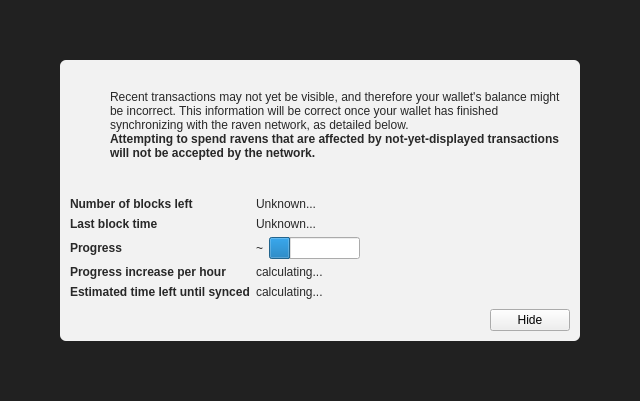
The window that src/qt/forms/modaloverlay.ui (BartManX/mynta-core) describes before a commit, drawn with Qt 5.
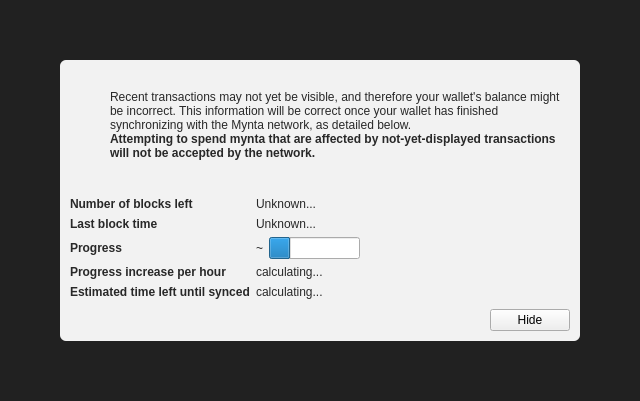
The same window after the commit. Icons and pictures are not drawn. Custom widgets are drawn as their Qt base class.

Commit message: Complete QT Wallet rebranding from Ravencoin to Myntacoin

```diff
--- a/src/qt/forms/modaloverlay.ui
+++ b/src/qt/forms/modaloverlay.ui
@@ -130,7 +130,7 @@
              <item>
               <widget class="QLabel" name="infoText">
                <property name="text">
-                <string>Recent transactions may not yet be visible, and therefore your wallet's balance might be incorrect. This information will be correct once your wallet has finished synchronizing with the raven network, as detailed below.</string>
+                <string>Recent transactions may not yet be visible, and therefore your wallet's balance might be incorrect. This information will be correct once your wallet has finished synchronizing with the Mynta network, as detailed below.</string>
                </property>
                <property name="textFormat">
                 <enum>Qt::RichText</enum>
@@ -149,7 +149,7 @@
                 </font>
                </property>
                <property name="text">
-                <string>Attempting to spend ravens that are affected by not-yet-displayed transactions will not be accepted by the network.</string>
+                <string>Attempting to spend mynta that are affected by not-yet-displayed transactions will not be accepted by the network.</string>
                </property>
                <property name="textFormat">
                 <enum>Qt::RichText</enum>
```
The commit also changes 117 other files.
